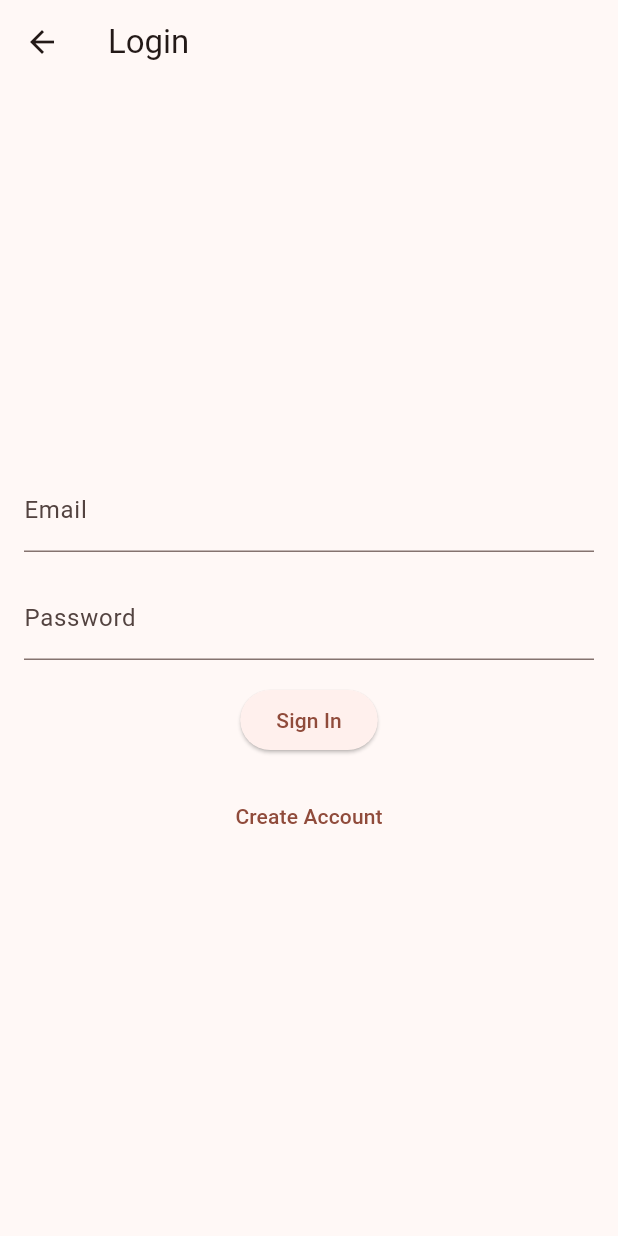
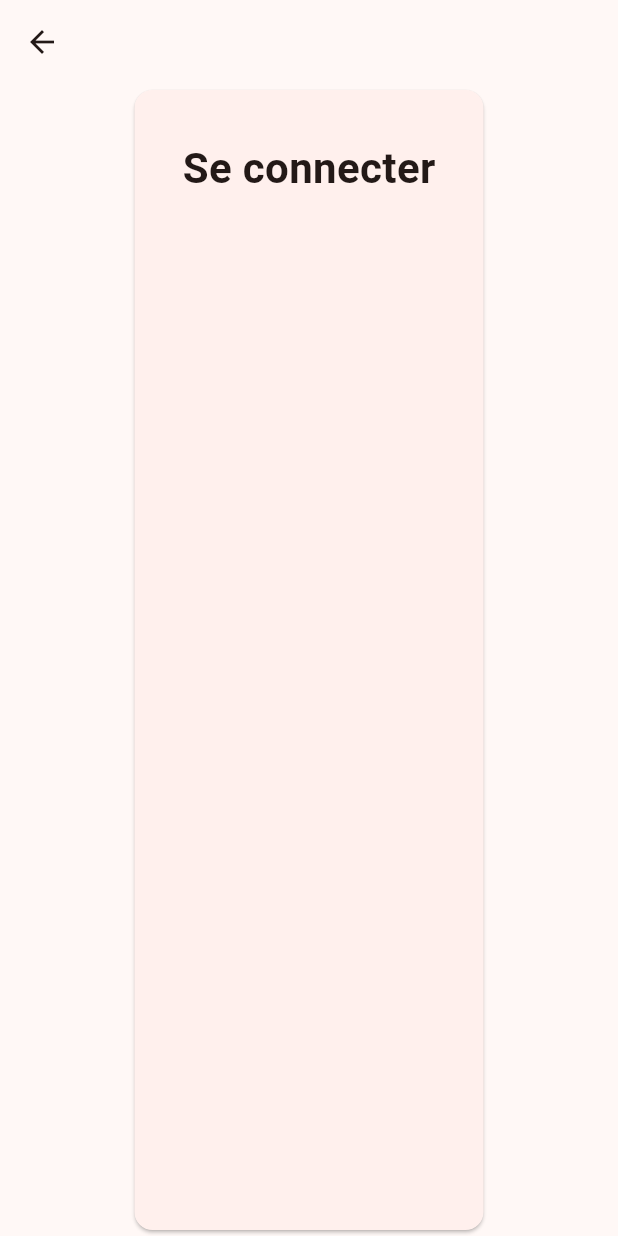
Before and after one commit to Rapsol272/breizhsport, a Flutter app: the screen it shows once a user with an empty profile is signed in, after a tap on the "logout" icon, on a phone screen of 412 x 824 dp. Run offline on Flutter 3.47's test engine with Material 3 defaults, Android fonts, the phone set to English and light mode, and no system bars; our stand-ins replace cloud_firestore, firebase_auth, firebase_core; missing offline and left inert: dart:js_interop; accounts and stored records are empty.

Commit message:
Started to fix login page

```diff
--- a/breizhsport/lib/View/LoginPage.dart
+++ b/breizhsport/lib/View/LoginPage.dart
@@ -1,7 +1,6 @@
 import 'package:flutter/material.dart';
 import '../Controllers/Auth.dart';
 import 'SignInPage.dart';
-
 
 class LoginPage extends StatefulWidget {
   @override
@@ -16,56 +15,68 @@ class _LoginPageState extends State<LoginPage> {
   @override
   Widget build(BuildContext context) {
     return Scaffold(
-      appBar: AppBar(
-        title: Text('Login'),
-      ),
-      body: Padding(
-        padding: EdgeInsets.all(16),
-        child: Column(
-          mainAxisAlignment: MainAxisAlignment.center,
-          children: [
-            TextField(
-              controller: _emailController,
-              decoration: InputDecoration(
-                labelText: 'Email',
-              ),
-            ),
-            SizedBox(height: 16),
-            TextField(
-              controller: _passwordController,
-              decoration: InputDecoration(
-                labelText: 'Password',
-              ),
-              obscureText: true,
-            ),
-            SizedBox(height: 16),
-            ElevatedButton(
-              child: Text('Sign In'),
-              onPressed: () async {
-                final email = _emailController.text;
-                final password = _passwordController.text;
-                final user = await _auth.signInWithEmailAndPassword(email, password);
-                if (user != null) {
-                  Navigator.pop(context);
-                } else {
-                  ScaffoldMessenger.of(context).showSnackBar(
-                    SnackBar(content: Text('Invalid email or password')),
-                  );
-                }
-              },
-            ),
-            SizedBox(height: 16),
-            TextButton(
-              child: Text('Create Account'),
-              onPressed: ()
-              {
-                Navigator.push(
-                  context,
-                  MaterialPageRoute(builder: (context) => SignInPage()),
-                );
-              },
-            ),
-          ],
+      appBar: AppBar(),
+      // body: Card(
+      //     child: Padding(
+      //         padding: EdgeInsets.all(32),
+      //         child: Column(
+      //           mainAxisAlignment: MainAxisAlignment.center,
+      //           children: [
+      //             TextField(
+      //               controller: _emailController,
+      //               decoration: InputDecoration(
+      //                 labelText: 'Email',
+      //               ),
+      //             ),
+      //             SizedBox(height: 16),
+      //             TextField(
+      //               controller: _passwordController,
+      //               decoration: InputDecoration(
+      //                 labelText: 'Password',
+      //               ),
+      //               obscureText: true,
+      //             ),
+      //             SizedBox(height: 16),
+      //             ElevatedButton(
+      //               child: Text('Sign In'),
+      //               onPressed: () async {
+      //                 final email = _emailController.text;
+      //                 final password = _passwordController.text;
+      //                 final user = await _auth.signInWithEmailAndPassword(
+      //                     email, password);
+      //                 if (user != null) {
+      //                   Navigator.pop(context);
+      //                 } else {
+      //                   ScaffoldMessenger.of(context).showSnackBar(
+      //                     SnackBar(
+      //                         content: Text('Invalid email or password')),
+      //                   );
+      //                 }
+      //               },
+      //             ),
+      //             SizedBox(height: 16),
+      //             TextButton(
+      //               child: Text('Create Account'),
+      //               onPressed: () {
+      //                 Navigator.push(
+      //                   context,
+      //                   MaterialPageRoute(builder: (context) => SignInPage()),
+      //                 );
+      //               },
+      //             ),
+      //           ],
+      //         )))
+      body: Container(
+        alignment: Alignment.center,
+        child: const Card(
+          child: Padding(
+              padding: EdgeInsets.all(32),
+              child: Column(children: [
+                Text(
+                  "Se connecter",
+                  style: TextStyle(fontSize: 28, fontWeight: FontWeight.bold),
+                ),
+              ])),
         ),
       ),
     );
```
